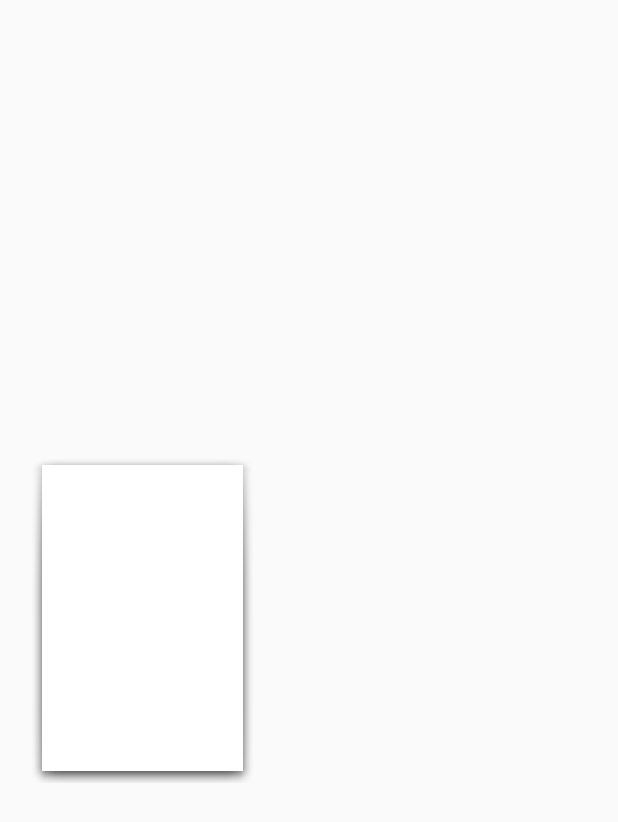
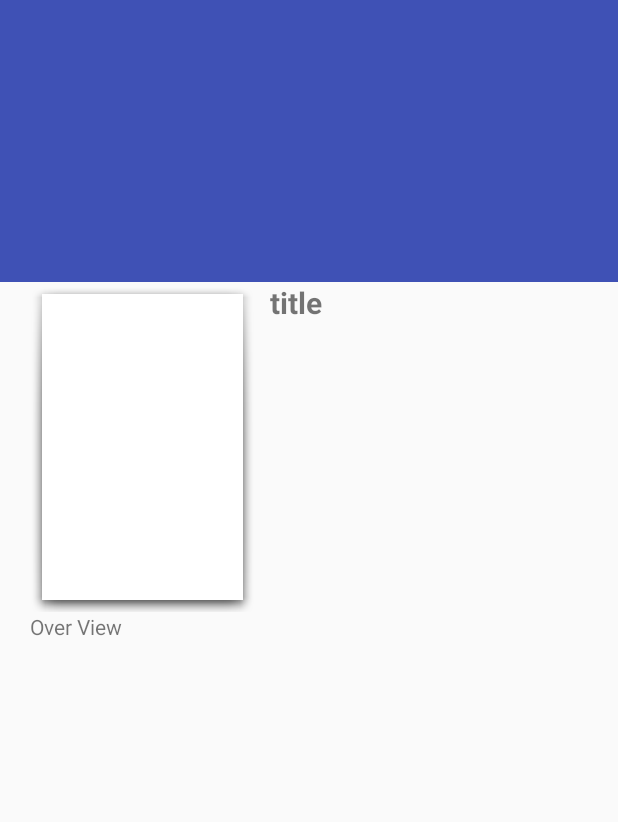
Before and after one commit to omerderazon92/MoviesApp, an Android app: the layout info_fragment_layout.xml on its own in the app's theme, with its tools: preview values and no code run, on a phone screen of 412 x 824 dp. Shown: the top 822 px of the screen. Run offline under Robolectric (Android 15) with nearby library versions, the phone set to English and light mode, and no system bars.

Commit message:
new graphics updates

```diff
--- a/app/src/main/java/com/example/omer/moviesapp/top_rated_movie/InfoFragment.java
+++ b/app/src/main/java/com/example/omer/moviesapp/top_rated_movie/InfoFragment.java
@@ -4,6 +4,7 @@ import android.os.Build;
 import android.os.Bundle;
 import android.support.annotation.Nullable;
 import android.support.v4.app.Fragment;
+import android.support.v7.app.AppCompatActivity;
 import android.transition.TransitionInflater;
 import android.view.LayoutInflater;
 import android.view.View;
@@ -22,7 +23,7 @@ import com.squareup.picasso.RequestCreator;
 
 public class InfoFragment extends Fragment {
 
-    ImageView moviePicture;
+    ImageView moviePicture, imageOfBar;
     TextView information, title;
 
     public InfoFragment() {
@@ -36,6 +37,8 @@ public class InfoFragment extends Fragment {
         if (Build.VERSION.SDK_INT >= Build.VERSION_CODES.KITKAT) {
             setSharedElementEnterTransition(TransitionInflater.from(getContext()).inflateTransition(android.R.transition.move));
         }
+
+        ((AppCompatActivity) getActivity()).getSupportActionBar().hide();
     }
 
     @Nullable
@@ -49,10 +52,12 @@ public class InfoFragment extends Fragment {
         super.onViewCreated(view, savedInstanceState);
         moviePicture = view.findViewById(R.id.image_of_info);
         information = view.findViewById(R.id.movie_information_fragment);
+        imageOfBar = view.findViewById(R.id.image_of_bar);
         title = view.findViewById(R.id.title_movie_inormation);
 
         String transitionName = getArguments().getString("transitionName");
         final Movie movie = (Movie) getArguments().getSerializable("movie");
+
 
         PictureDownloadHandler pdh = new PictureDownloadHandler(getArguments().getString("posterPath"), InfoFragment.this.getContext());
         if (Build.VERSION.SDK_INT >= Build.VERSION_CODES.LOLLIPOP) {
@@ -62,6 +67,7 @@ public class InfoFragment extends Fragment {
             @Override
             public void onPictureLoaded(RequestCreator requestCreator) {
                 requestCreator.into(moviePicture);
+                requestCreator.into(imageOfBar);
                 startPostponedEnterTransition();
                 Animation fadeInAnimation = AnimationUtils.loadAnimation((MainActivity) getContext(), android.R.anim.fade_in);
                 title.setText(movie.getTitle());
--- a/app/src/main/res/layout/info_fragment_layout.xml
+++ b/app/src/main/res/layout/info_fragment_layout.xml
@@ -1,9 +1,57 @@
 <?xml version="1.0" encoding="utf-8"?>
-<RelativeLayout xmlns:android="http://schemas.android.com/apk/res/android"
+<android.support.design.widget.CoordinatorLayout xmlns:android="http://schemas.android.com/apk/res/android"
+    xmlns:app="http://schemas.android.com/apk/res-auto"
     android:layout_width="match_parent"
     android:layout_height="match_parent"
     android:orientation="vertical">
 
+
+    <android.support.design.widget.AppBarLayout
+        android:layout_width="match_parent"
+        android:layout_height="188dp"
+        android:theme="@style/ThemeOverlay.AppCompat.ActionBar">
+
+        <android.support.design.widget.CollapsingToolbarLayout
+            android:layout_width="match_parent"
+            android:layout_height="match_parent"
+            android:fitsSystemWindows="true"
+            app:contentScrim="@color/colorPrimary"
+            app:expandedTitleMarginEnd="5dp"
+            app:expandedTitleMarginStart="20dp"
+            app:layout_scrollFlags="scroll|exitUntilCollapsed">
+
+            <ImageView
+                android:id="@+id/image_of_bar"
+                android:layout_width="match_parent"
+                android:layout_height="match_parent"
+                android:scaleType="centerCrop"
+                app:layout_collapseMode="parallax" />
+
+            <android.support.v7.widget.Toolbar
+                android:layout_width="match_parent"
+                android:layout_height="?attr/actionBarSize"
+                app:layout_collapseMode="pin"
+                app:popupTheme="@style/ThemeOverlay.AppCompat.Light" />
+
+
+        </android.support.design.widget.CollapsingToolbarLayout>
+
+    </android.support.design.widget.AppBarLayout>
+
+    <android.support.v4.widget.NestedScrollView
+        android:layout_width="match_parent"
+        android:layout_height="match_parent"
+        app:layout_behavior="@string/appbar_scrolling_view_behavior">
+
+        <LinearLayout
+            android:layout_width="match_parent"
+            android:layout_height="wrap_content"
+            android:orientation="vertical">
+
+            <LinearLayout
+                android:layout_width="match_parent"
+                android:layout_height="match_parent"
+                android:orientation="horizontal">
 
                 <ImageView
                     android:id="@+id/image_of_info"
@@ -18,21 +66,31 @@
                     android:id="@+id/title_movie_inormation"
                     android:layout_width="wrap_content"
                     android:layout_height="wrap_content"
-        android:layout_marginLeft="20dp"
-        android:layout_marginTop="170dp"
-        android:layout_toRightOf="@id/image_of_info"
+                    android:layout_marginLeft="10dp"
+                    android:text="title"
                     android:textSize="20dp"
                     android:textStyle="bold" />
 
+            </LinearLayout>
+
+            <TextView
+                android:layout_width="wrap_content"
+                android:layout_height="wrap_content"
+                android:layout_marginLeft="20dp"
+                android:text="Over View" />
 
             <TextView
                 android:id="@+id/movie_information_fragment"
                 android:layout_width="wrap_content"
                 android:layout_height="wrap_content"
-        android:layout_below="@+id/image_of_info"
-        android:layout_centerVertical="true"
                 android:layout_marginLeft="25dp"
-        android:layout_marginTop="2dp" />
+                android:layout_marginTop="2dp"
+                android:textSize="18dp" />
+
+        </LinearLayout>
 
 
-</RelativeLayout>
+    </android.support.v4.widget.NestedScrollView>
+
+
+</android.support.design.widget.CoordinatorLayout>
```
Lines whose indentation alone changed are shown as unchanged.
